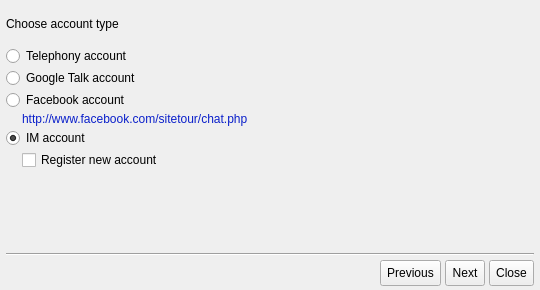
Above: share/skins/default/accountwizard.ui from bendney/mlink before the change. Below: the same form after it.
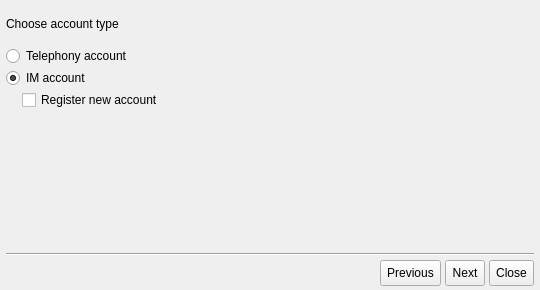
That is the form after the change. Icons and pictures are not drawn.

Commit message: Interface toward for mlink name

Diff of the .ui file:
```diff
--- a/share/skins/default/accountwizard.ui
+++ b/share/skins/default/accountwizard.ui
@@ -117,46 +117,13 @@
         </widget>
        </item>
        <item>
-        <widget class="QRadioButton" name="acc_type_gtalk" >
-         <property name="text" >
-          <string>Google Talk account</string>
-         </property>
-        </widget>
-       </item>
-       <item>
-        <widget class="QRadioButton" name="acc_type_facebook" >
-         <property name="text" >
-          <string>Facebook account</string>
-         </property>
-        </widget>
-       </item>
-       <item>
-        <layout class="QHBoxLayout" >
-         <property name="leftMargin" >
+        <layout class="QHBoxLayout">
+         <property name="leftMargin">
           <number>16</number>
          </property>
          <property name="topMargin" >
           <number>0</number>
          </property>
-         <item>
-          <widget class="QLabel" name="label_18" >
-           <property name="sizePolicy" >
-            <sizepolicy vsizetype="Preferred" hsizetype="Expanding" >
-             <horstretch>0</horstretch>
-             <verstretch>0</verstretch>
-            </sizepolicy>
-           </property>
-           <property name="text" >
-            <string>&lt;html>&lt;head>&lt;meta name="qrichtext" content="1" />&lt;style type="text/css">
-p, li { white-space: pre-wrap; }
-&lt;/style>&lt;/head>&lt;body style=" ">
-&lt;p style=" margin-top:0px; margin-bottom:0px; margin-left:0px; margin-right:0px; -qt-block-indent:0; text-indent:0px;">&lt;a href="http://www.facebook.com/sitetour/chat.php">&lt;span style=" color:#0a1fca; text-decoration:none;">http://www.facebook.com/sitetour/chat.php&lt;/span>&lt;/a>&lt;/p>&lt;/body>&lt;/html></string>
-           </property>
-           <property name="openExternalLinks" >
-            <bool>true</bool>
-           </property>
-          </widget>
-         </item>
         </layout>
        </item>
        <item>
```
Left out of the diff: 1073 changed lines with no effect on the pictures. The commit also changes 4 other files.
